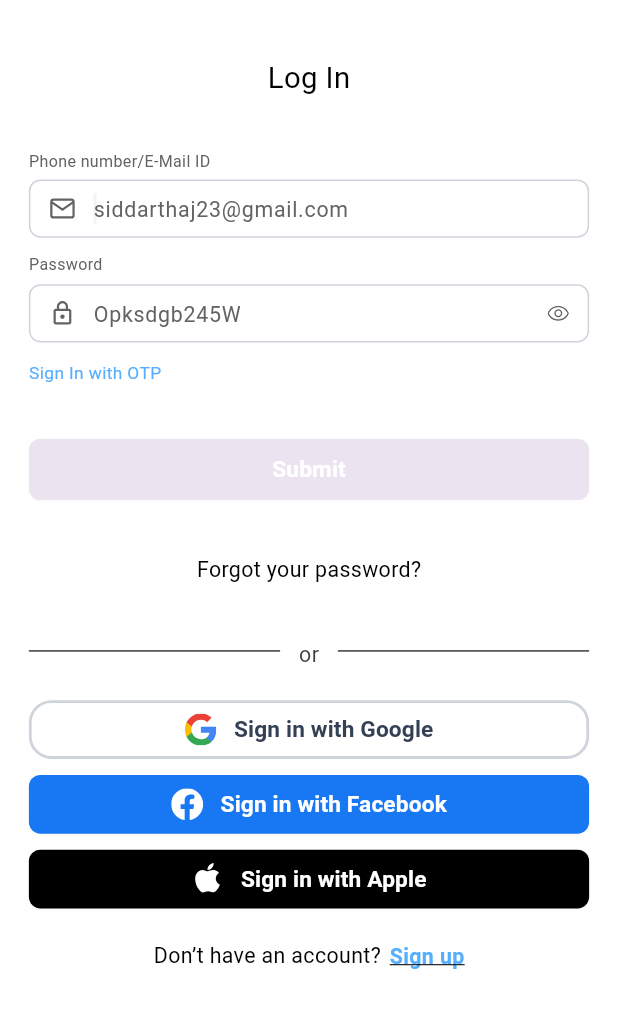
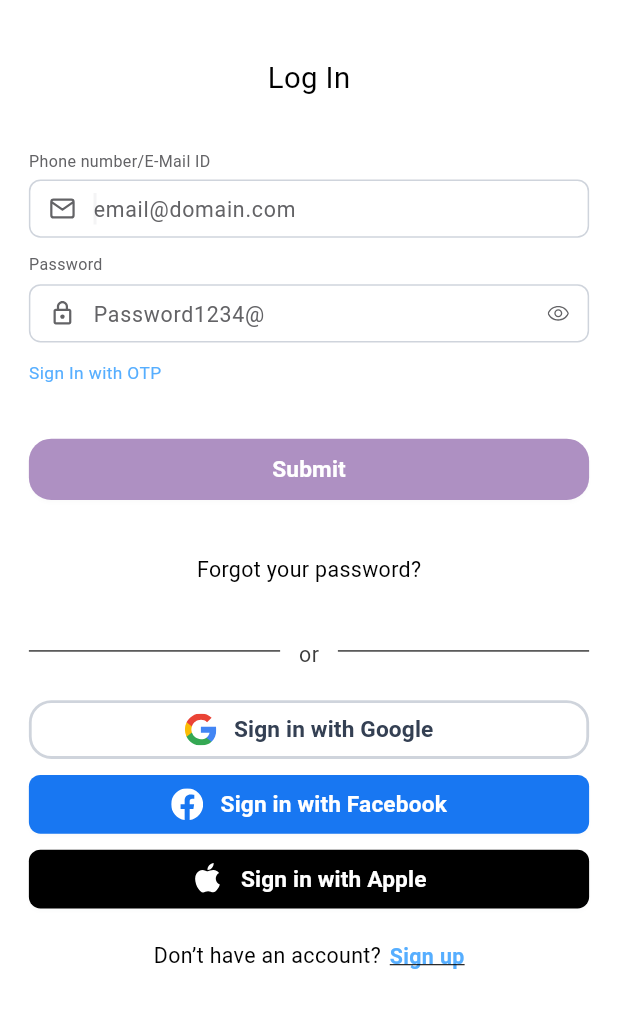
Before and after one commit to leaderamanjha/mykanjeeapp.app, a Flutter app: the screen it shows after launch, after a tap on "Already have an account?", on a phone screen of 412 x 824 dp, the part 160-1188 px from its top. Run offline on Flutter 3.47's test engine with Material 3 defaults, Android fonts, the phone set to English and light mode, and no system bars; our stand-ins replace cached_network_image, flutter_svg, pin_code_fields; Roboto replaces fonts that are missing (SF Pro).

Commit message:
MykanjeeApp 14 December Work

```diff
--- a/mykanjeeapp/lib/presentation/logintwo_screen/logintwo_screen.dart
+++ b/mykanjeeapp/lib/presentation/logintwo_screen/logintwo_screen.dart
@@ -91,7 +91,7 @@ class LogintwoScreen extends StatelessWidget {
       SizedBox(height: 5.v),
       CustomTextFormField(
           controller: phoneNumberController,
-          hintText: "siddarthaj23@gmail.com",
+          hintText: "email@domain.com",
           textInputType: TextInputType.emailAddress,
           prefix: Container(
               margin: EdgeInsets.fromLTRB(14.h, 10.v, 8.h, 10.v),
@@ -111,7 +111,7 @@ class LogintwoScreen extends StatelessWidget {
       SizedBox(height: 6.v),
       CustomTextFormField(
           controller: passwordController,
-          hintText: "Opksdgb245W",
+          hintText: "Password1234@",
           textInputAction: TextInputAction.done,
           textInputType: TextInputType.visiblePassword,
           prefix: Container(
@@ -134,7 +134,11 @@ class LogintwoScreen extends StatelessWidget {
 
   /// Section Widget
   Widget _buildSubmit(BuildContext context) {
-    return CustomElevatedButton(text: "Submit");
+    return CustomElevatedButton(
+        text: "Submit",
+        onPressed: () {
+          onTapSubmit(context);
+        });
   }
 
   /// Section Widget
@@ -218,4 +222,8 @@ class LogintwoScreen extends StatelessWidget {
   onTapTxtSignUp(BuildContext context) {
     Navigator.pushNamed(context, AppRoutes.signUpOneScreen);
   }
+
+  onTapSubmit(BuildContext context) {
+    Navigator.pushNamed(context, AppRoutes.logintwoScreen);
+  }
 }
--- a/mykanjeeapp/lib/presentation/loginwithnumber_screen/loginwithnumber_screen.dart
+++ b/mykanjeeapp/lib/presentation/loginwithnumber_screen/loginwithnumber_screen.dart
@@ -71,7 +71,7 @@ class LoginwithnumberScreen extends StatelessWidget {
       SizedBox(height: 5.v),
       CustomTextFormField(
           controller: phoneNumberController,
-          hintText: "91 98986 98645",
+          hintText: "Enter your mobile number",
           textInputAction: TextInputAction.done,
           prefix: Container(
               margin: EdgeInsets.fromLTRB(14.h, 10.v, 8.h, 10.v),
--- a/mykanjeeapp/lib/presentation/sign_up_one_screen/sign_up_one_screen.dart
+++ b/mykanjeeapp/lib/presentation/sign_up_one_screen/sign_up_one_screen.dart
@@ -67,7 +67,7 @@ class SignUpOneScreen extends StatelessWidget {
       SizedBox(height: 6.v),
       CustomTextFormField(
           controller: nameController,
-          hintText: "Siddartha",
+          hintText: "Enter your name",
           prefix: Container(
               margin: EdgeInsets.fromLTRB(14.h, 10.v, 8.h, 10.v),
               child: CustomImageView(
@@ -87,7 +87,7 @@ class SignUpOneScreen extends StatelessWidget {
       SizedBox(height: 5.v),
       CustomTextFormField(
           controller: phoneNumberController,
-          hintText: "91 98945 65589",
+          hintText: "Enter Your Mobile Number",
           textInputAction: TextInputAction.done,
           prefix: Container(
               margin: EdgeInsets.fromLTRB(14.h, 10.v, 8.h, 10.v),
@@ -186,6 +186,6 @@ class SignUpOneScreen extends StatelessWidget {
 
   /// Navigates to the loginoneScreen when the action is triggered.
   onTapFrameFourteen(BuildContext context) {
-    Navigator.pushNamed(context, AppRoutes.loginoneScreen);
+    Navigator.pushNamed(context, AppRoutes.logintwoScreen);
   }
 }
--- a/mykanjeeapp/lib/presentation/sign_up_two_screen/sign_up_two_screen.dart
+++ b/mykanjeeapp/lib/presentation/sign_up_two_screen/sign_up_two_screen.dart
@@ -59,7 +59,7 @@ class SignUpTwoScreen extends StatelessWidget {
       SizedBox(height: 6.v),
       CustomTextFormField(
           controller: passwordController,
-          hintText: "Opksdgb245W",
+          hintText: "Password123@",
           prefix: Container(
               margin: EdgeInsets.fromLTRB(14.h, 10.v, 8.h, 10.v),
               child: CustomImageView(
@@ -84,7 +84,7 @@ class SignUpTwoScreen extends StatelessWidget {
       SizedBox(height: 6.v),
       CustomTextFormField(
           controller: confirmpasswordController,
-          hintText: "Opksdgb245W",
+          hintText: "Password123@",
           textInputAction: TextInputAction.done,
           textInputType: TextInputType.visiblePassword,
           prefix: Container(
@@ -263,6 +263,6 @@ class SignUpTwoScreen extends StatelessWidget {
 
   /// Navigates to the loginoneScreen when the action is triggered.
   onTapLoginRow(BuildContext context) {
-    Navigator.pushNamed(context, AppRoutes.loginoneScreen);
+    Navigator.pushNamed(context, AppRoutes.logintwoScreen);
   }
 }
```
Also changed, not shown: mykanjeeapp/lib/main.dart (line endings or trailing spaces).
